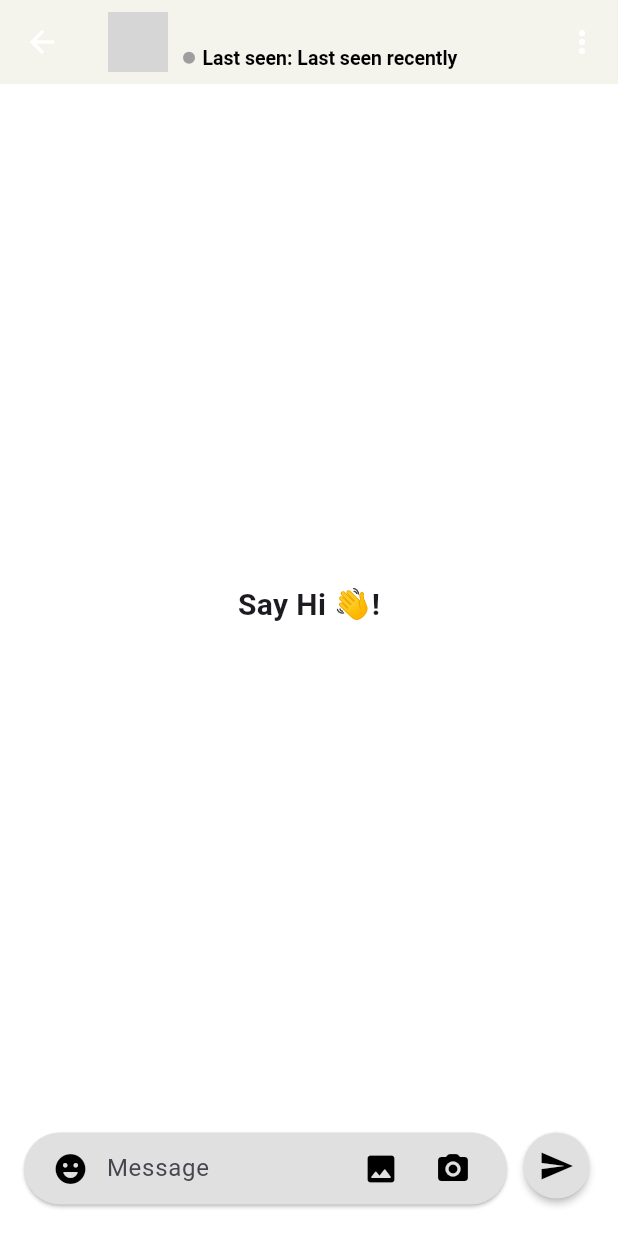
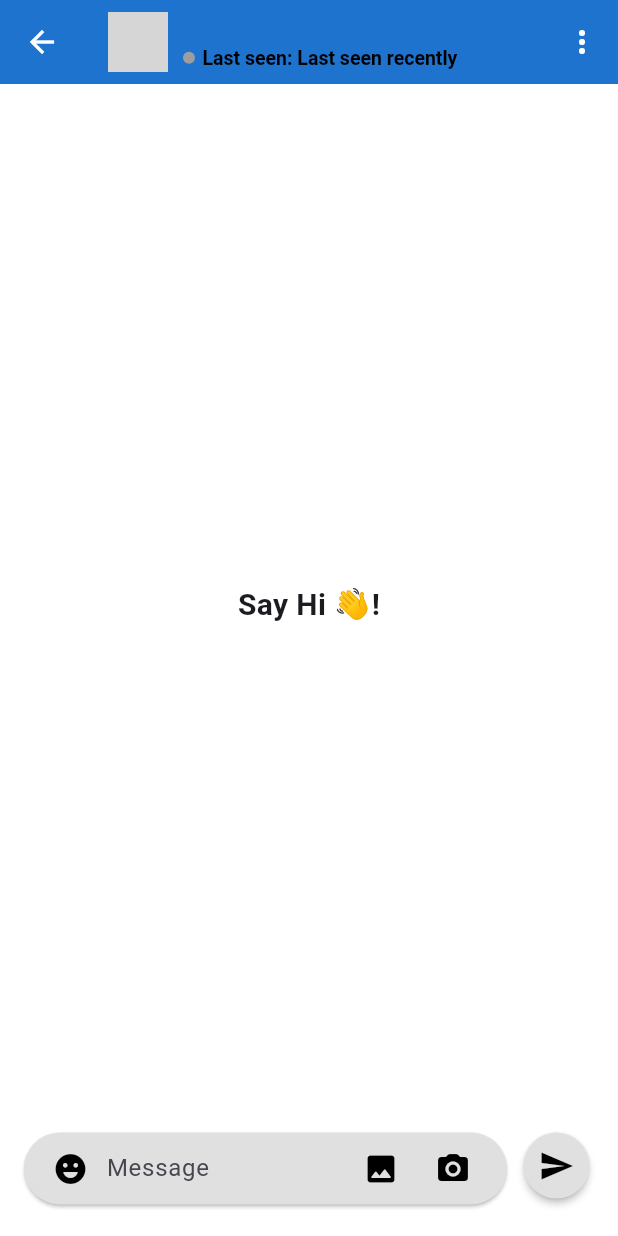
Before and after one commit to fortunatefogy/cipherchatapp, a Flutter app: the ChatScreen screen opened directly with empty values, on a phone screen of 412 x 824 dp. Run offline on Flutter 3.47's test engine with Material 3 defaults, Android fonts, the phone set to English and light mode, and no system bars; our stand-ins replace cached_network_image, cloud_firestore, emoji_picker_flutter, firebase_auth, firebase_core, flutter_dotenv and 4 more; missing offline and left inert: encrypt, saver_gallery; accounts and stored records are empty; network calls fail; grey boxes are pictures that could not be loaded.

Commit message:
Enhance theme colors and complete light mode switcher implementation
Co-authored-by: fortunatefogy <113081089+fortunatefogy@users.noreply.github.com>

```diff
--- a/lib/api/theme_provider.dart
+++ b/lib/api/theme_provider.dart
@@ -35,7 +35,7 @@ class ThemeProvider with ChangeNotifier {
   // Light theme
   static final ThemeData lightTheme = ThemeData(
     brightness: Brightness.light,
-    primaryColor: const Color(0xFF141517),
+    primaryColor: const Color(0xFF1976D2),
     scaffoldBackgroundColor: Colors.white,
     appBarTheme: const AppBarTheme(
       centerTitle: false,
@@ -46,11 +46,11 @@ class ThemeProvider with ChangeNotifier {
         fontWeight: FontWeight.bold,
         fontSize: 28,
       ),
-      backgroundColor: Color(0xFF4F418),
+      backgroundColor: Color(0xFF1976D2),
     ),
     bottomNavigationBarTheme: const BottomNavigationBarThemeData(
       backgroundColor: Color.fromARGB(255, 225, 228, 237),
-      selectedItemColor: Colors.black,
+      selectedItemColor: Color(0xFF1976D2),
       unselectedItemColor: Colors.grey,
     ),
   );
@@ -58,7 +58,7 @@ class ThemeProvider with ChangeNotifier {
   // Dark theme
   static final ThemeData darkTheme = ThemeData(
     brightness: Brightness.dark,
-    primaryColor: const Color(0xFF141517),
+    primaryColor: const Color(0xFF1976D2),
     scaffoldBackgroundColor: const Color(0xFF1F1F1F),
     appBarTheme: const AppBarTheme(
       centerTitle: false,
@@ -73,7 +73,7 @@ class ThemeProvider with ChangeNotifier {
     ),
     bottomNavigationBarTheme: const BottomNavigationBarThemeData(
       backgroundColor: Color(0xFF2C2C2C),
-      selectedItemColor: Colors.white,
+      selectedItemColor: Color(0xFF64B5F6),
       unselectedItemColor: Colors.grey,
     ),
   );
--- a/lib/screens/home_screen.dart
+++ b/lib/screens/home_screen.dart
@@ -191,7 +191,7 @@ class _HomeScreenState extends State<HomeScreen> {
             ? FloatingActionButton(
                 backgroundColor: themeProvider.isDarkMode
                     ? const Color(0xFF2C2C2C)
-                    : const Color(0xFF141517),
+                    : const Color(0xFF1976D2),
                 onPressed: _addChatUserDialog,
                 child: const Icon(Icons.add, color: Colors.white),
               )
```
